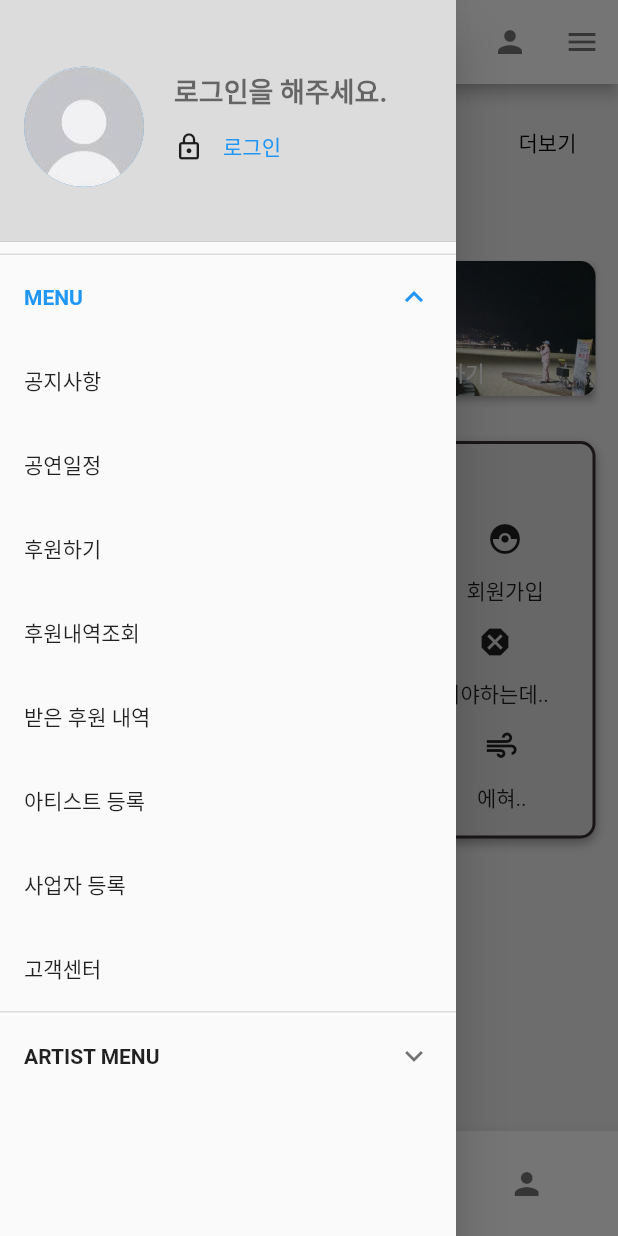
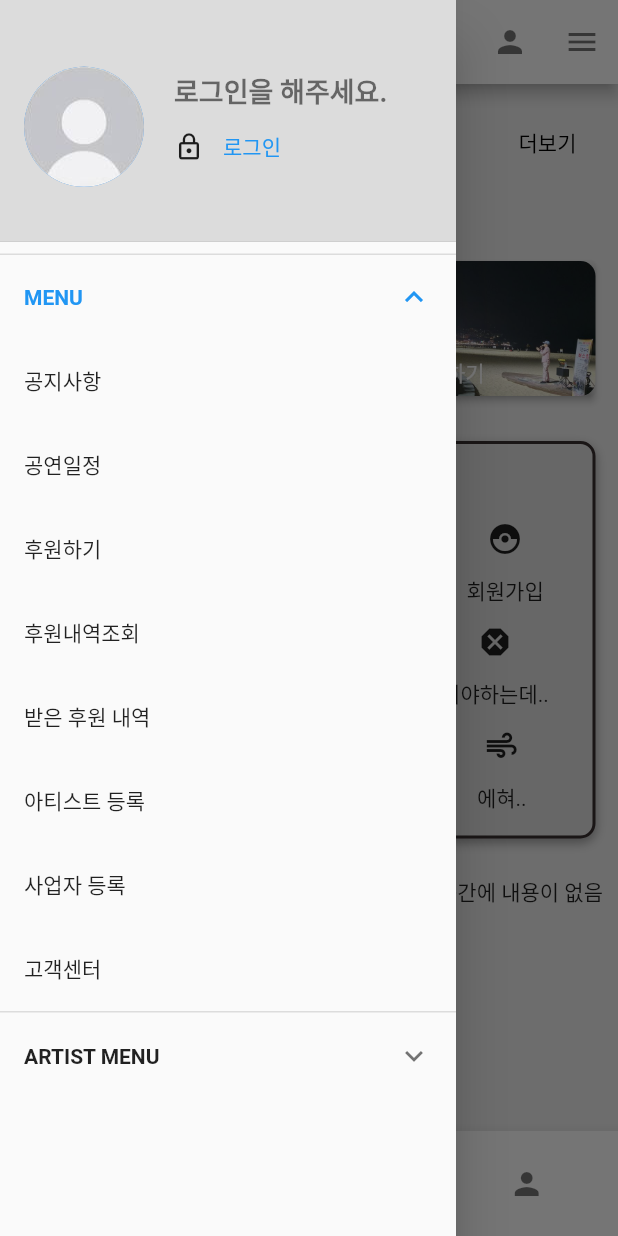
Before and after one commit to lcs9912/flutter_teamPro_indieSpot, a Flutter app: the screen it shows after launch, in the side drawer, after a tap on "후원하기", on a phone screen of 412 x 824 dp. Run offline on Flutter 3.47's test engine with Material 2 defaults, Android fonts, the phone set to English and light mode, and no system bars; our stand-ins replace cached_network_image, cloud_firestore, firebase_core, firebase_storage, flutter_local_notifications, flutter_rating_bar and 7 more; missing offline and left inert: iamport_flutter; accounts and stored records are empty; Roboto replaces fonts that are missing (Noto_Serif_KR).

Commit message:
ㄴㅁㅇ리ㅏㅓㄴㅁ이ㅏㄹ

```diff
--- a/lib/main.dart
+++ b/lib/main.dart
@@ -8,6 +8,7 @@ import 'package:indie_spot/result.dart';
 import 'package:indie_spot/spaceInfo.dart';
 import 'package:indie_spot/userModel.dart';
 import 'package:indie_spot/videoList.dart';
+import 'package:permission_handler/permission_handler.dart';
 import 'artistRegi.dart';
 import 'buskingList.dart';
 import 'buskingReservation.dart';
@@ -21,11 +22,17 @@ import 'package:flutter_localizations/flutter_localizations.dart';
 import 'package:cached_network_image/cached_network_image.dart';
 import 'join.dart';
 import 'lcsTest.dart';
+import 'notification_service.dart';
+import 'dart:async';
 TextEditingController _nicknameController = TextEditingController();
 TextEditingController _introductionController = TextEditingController();
 
 void main() async {
+  // 앱 실행 전에 NotificationService 인스턴스 생성
+  final notificationService = NotificationService();
+  // 로컬 푸시 알림 초기화
   WidgetsFlutterBinding.ensureInitialized();
+  await notificationService.init();
   await Firebase.initializeApp(
     options: DefaultFirebaseOptions.currentPlatform,
   );
@@ -71,6 +78,48 @@ class _MyAppState extends State<MyApp> {
 
   DateTime selectedDay = DateTime.now();
   DateTime selectedDay1 = DateTime.now();
+
+  @override
+  void initState() {
+    // TODO: implement initState
+    super.initState();
+    _requestNotificationPermissions(); // 알림 권한 요청
+    final userModel = Provider.of<UserModel>(context, listen: false);
+    if (!userModel.isLogin) {
+
+    } else {
+      _userId = userModel.userId;
+    }
+  }
+
+  // 알람 권한
+  void _requestNotificationPermissions() async {
+    //알림 권한 요청
+    final status = await NotificationService().requestNotificationPermissions();
+    if (status.isDenied  && context.mounted) {
+      showDialog(
+        // 알림 권한이 거부되었을 경우 다이얼로그 출력
+        context: context,
+        builder: (context) => AlertDialog(
+          title: Text('알림 권한이 거부되었습니다.'),
+          content: Text('알림을 받으려면 앱 설정에서 권한을 허용해야 합니다.'),
+          actions: <Widget>[
+            TextButton(
+              child: Text('설정'), //다이얼로그 버튼의 죄측 텍스트
+              onPressed: () {
+                Navigator.of(context).pop();
+                openAppSettings(); //설정 클릭시 권한설정 화면으로 이동
+              },
+            ),
+            TextButton(
+              child: Text('취소'), //다이얼로그 버튼의 우측 텍스트
+              onPressed: () => Navigator.of(context).pop(), //다이얼로그 닫기
+            ),
+          ],
+        ),
+      );
+    }
+  }
 
   Widget _iconAni() {
     return Padding(
@@ -331,18 +380,7 @@ class _MyAppState extends State<MyApp> {
     );
   }
 
-  @override
-  void initState() {
-    // TODO: implement initState
-    super.initState();
 
-    final userModel = Provider.of<UserModel>(context, listen: false);
-    if (!userModel.isLogin) {
-
-    } else {
-      _userId = userModel.userId;
-    }
-  }
 
   // 로그인 해라
   _alertDialogWidget() {
@@ -741,36 +779,34 @@ class _MyAppState extends State<MyApp> {
     );
   }
 
+
   Future<List<Widget>> _commercialListWidget() async {
-    final commerQuerySnapshot = await fs.collection('commercial_space').limit(2).get();
+    final commerQuerySnapshot = await FirebaseFirestore.instance.collection('commercial_space').get();
 
     if (commerQuerySnapshot.docs.isEmpty) {
-      return [Container()];
+      return [Text("상업공간에 내용이 없음")];
     }
 
-    List<Future<Widget>> commerWidgets = [];
+    List<Widget> commerWidgets = [];
 
     for (QueryDocumentSnapshot commerDoc in commerQuerySnapshot.docs) {
       final spaceName = commerDoc['spaceName'];
       final _id = commerDoc.id;
-
-      final commerRentalQuerySnapshot =
-      await fs
+      final startTime = Timestamp.fromDate(selectedDay);
+      QuerySnapshot commerRentalQuerySnapshot = await FirebaseFirestore.instance
           .collection("commercial_space")
           .doc(_id)
           .collection("rental")
-          .orderBy("startTime", descending: true)
-          .where('startTime', isGreaterThanOrEqualTo: Timestamp.fromDate(selectedDay))
+          .where('startTime', isGreaterThanOrEqualTo: startTime)
           .get();
 
-      await fs.collection('commercial_space').doc(_id)
-          .collection('rental')
-          .where('endTime', isLessThan: Timestamp.fromDate(selectedDay))
-          .get()
-          .then((querySnapshot) {
-        querySnapshot.docs.forEach((doc) async {
-          await doc.reference.delete();
-        });
+      // Remove rentals with endTime less than selectedDay
+      await Future.forEach(commerRentalQuerySnapshot.docs, (rentalDoc) async {
+        final endTime = rentalDoc['endTime'].toDate();
+        if (endTime.isBefore(selectedDay)) {
+          print('시간이 지나 삭제됨 => ${rentalDoc.id}');
+          await rentalDoc.reference.delete();
+        }
       });
 
       if (commerRentalQuerySnapshot.docs.isNotEmpty) {
@@ -782,12 +818,12 @@ class _MyAppState extends State<MyApp> {
           final endTime = DateFormat('HH:mm').format(rentalDoc['endTime'].toDate());
           final artistId = rentalDoc['artistId'];
 
-          final artistDoc = await fs.collection('artist').doc(artistId).get();
+          final artistDoc = await FirebaseFirestore.instance.collection('artist').doc(artistId).get();
 
           if (artistDoc.exists) {
             final artistName = artistDoc['artistName'];
 
-            final imageDoc = await fs
+            final imageDoc = await FirebaseFirestore.instance
                 .collection('commercial_space')
                 .doc(_id)
                 .collection('image')
@@ -796,7 +832,7 @@ class _MyAppState extends State<MyApp> {
             if (imageDoc.docs.isNotEmpty) {
               final List<dynamic> img = imageDoc.docs.first['path'];
 
-              final addrDoc = await fs
+              final addrDoc = await FirebaseFirestore.instance
                   .collection('commercial_space')
                   .doc(_id)
                   .collection('addr')
@@ -804,8 +840,6 @@ class _MyAppState extends State<MyApp> {
 
               if (addrDoc.docs.isNotEmpty) {
                 final addr = addrDoc.docs.first['addr'];
-
-
 
                 final listItem = Card(
                   child: Padding(
@@ -832,9 +866,9 @@ class _MyAppState extends State<MyApp> {
                                     width: 100,
                                     height: 100,
                                     fit: BoxFit.cover,
-                                    placeholder: (context, url) => CircularProgressIndicator(), // 이미지 로딩 중에 표시될 위젯
-                                    errorWidget: (context, url, error) => Icon(Icons.error), // 이미지 로딩 오류 시 표시될 위젯
-                                  )
+                                    placeholder: (context, url) => CircularProgressIndicator(),
+                                    errorWidget: (context, url, error) => Icon(Icons.error),
+                                  ),
                                 ),
                               ),
                               Column(
@@ -849,13 +883,12 @@ class _MyAppState extends State<MyApp> {
                                   ),
                                   Text('공연팀: $artistName'),
                                   Container(
-                                    width: 200, // 원하는 너비로 설정
+                                    width: 200,
                                     child: Text(
                                       addr,
                                       style: TextStyle(fontSize: 13),
                                     ),
                                   ),
-
                                 ],
                               ),
                             ],
@@ -870,7 +903,6 @@ class _MyAppState extends State<MyApp> {
                         ],
                       ),
                       onTap: () {
-                        // 상업공간 공연 상세페이지 SpaceInfo
                         Navigator.push(
                           context,
                           MaterialPageRoute(builder: (context) => SpaceInfo(_id)),
@@ -879,7 +911,7 @@ class _MyAppState extends State<MyApp> {
                     ),
                   ),
                 );
-                commerWidgets.add(Future.value(listItem));
+                commerWidgets.add(listItem);
               }
             }
           }
@@ -887,6 +919,8 @@ class _MyAppState extends State<MyApp> {
       }
     }
 
-    return Future.wait(commerWidgets);
+    return commerWidgets;
   }
+
+
 }
--- /dev/null
+++ b/lib/notification_service.dart
@@ -0,0 +1,57 @@
+import 'package:flutter_local_notifications/flutter_local_notifications.dart';
+import 'package:permission_handler/permission_handler.dart';
+
+class NotificationService {
+  // 싱글톤 패턴을 사용하기 위한 private static 변수
+  static final NotificationService _instance = NotificationService._();
+  // NotificationService 인스턴스 반환
+  factory NotificationService() {
+    return _instance;
+  }
+  // private 생성자
+  NotificationService._();
+  // 로컬 푸시 알림을 사용하기 위한 플러그인 인스턴스 생성
+  final FlutterLocalNotificationsPlugin flutterLocalNotificationsPlugin =
+  FlutterLocalNotificationsPlugin();
+  // 초기화 작업을 위한 메서드 정의
+  Future<void> init() async {
+    // 알림을 표시할 때 사용할 로고를 지정
+    const AndroidInitializationSettings initializationSettingsAndroid =
+    AndroidInitializationSettings('@mipmap/ic_launcher');
+    // 안드로이드 플랫폼에서 사용할 초기화 설정
+    const InitializationSettings initializationSettings =
+    InitializationSettings(android: initializationSettingsAndroid);
+    // 로컬 푸시 알림을 초기화
+    await flutterLocalNotificationsPlugin.initialize(initializationSettings);
+  }
+  // 푸시 알림 생성
+  Future<void> showNotification(int targetNumber) async {
+    // 푸시 알림의 ID
+    const int notificationId = 0;
+    // 알림 채널 설정값 구성
+    final AndroidNotificationDetails androidNotificationDetails =
+    AndroidNotificationDetails(
+      'counter_channel', // 알림 채널 ID
+      'Counter Channel', // 알림 채널 이름
+      channelDescription:
+      'This channel is used for counter-related notifications',
+      // 알림 채널 설명
+      importance: Importance.high, // 알림 중요도
+    );
+    // 알림 상세 정보 설정
+    final NotificationDetails notificationDetails =
+    NotificationDetails(android: androidNotificationDetails);
+    // 알림 보이기
+    await flutterLocalNotificationsPlugin.show(
+      notificationId, // 알림 ID
+      '목표 도달', // 알림 제목
+      '$targetNumber 회 눌렀습니다!', // 알림 메시지
+      notificationDetails, // 알림 상세 정보
+    );
+  }
+  // 푸시 알림 권한 요청
+  Future<PermissionStatus> requestNotificationPermissions() async {
+    final status = await Permission.notification.request();
+    return status;
+  }
+}
--- a/pubspec.yaml
+++ b/pubspec.yaml
@@ -30,7 +30,8 @@ environment:
 dependencies:
   flutter:
     sdk: flutter
-
+  app_settings:
+  permission_handler:
 
   # The following adds the Cupertino Icons font to your application.
   # Use with the CupertinoIcons class for iOS style icons.
@@ -59,6 +60,7 @@ dev_dependencies:
   flutter_speed_dial:
   crypto: ^3.0.3
   cached_network_image:
+  flutter_local_notifications: ^13.0.0
   # The "flutter_lints" package below contains a set of recommended lints to
   # encourage good coding practices. The lint set provided by the package is
   # activated in the `analysis_options.yaml` file located at the root of your
```
Also changed, not shown: lib/lcsTest.dart (+116 -3 lines), pubspec.lock, 1 other file.
